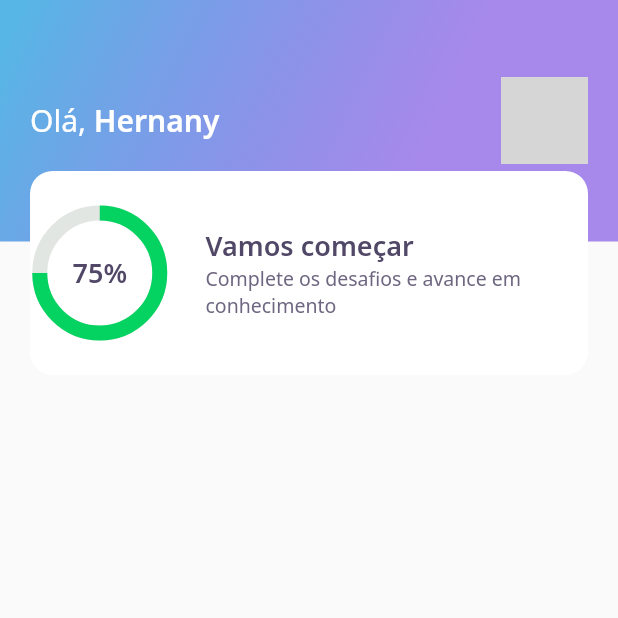
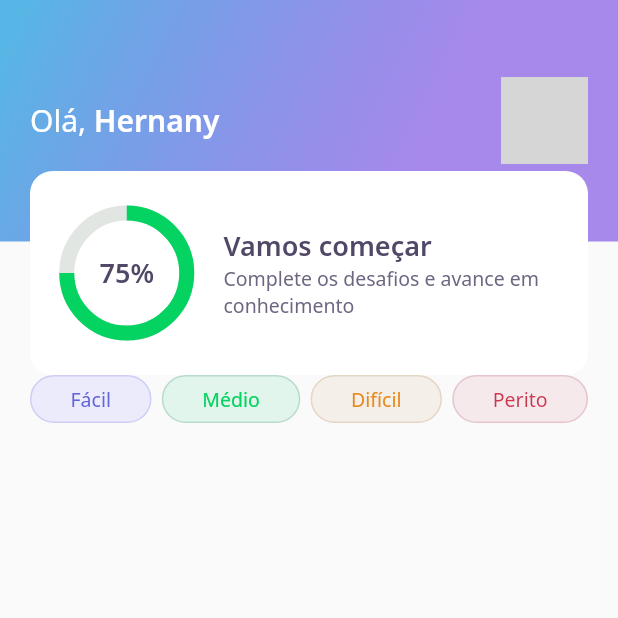
Before and after one commit to hernanytec/dev-quiz, a Flutter app: the screen it shows after launch, on a phone screen of 412 x 824 dp, the top half of it. Run offline on Flutter 3.47's test engine with Material 2 defaults, Android fonts, the phone set to English and light mode, and no system bars; our stand-ins replace google_fonts; network calls fail; grey boxes are pictures that could not be loaded.

Commit message:
adicionando level button

```diff
--- a/lib/home/home_page.dart
+++ b/lib/home/home_page.dart
@@ -1,7 +1,10 @@
 import 'package:DevQuiz/home/widgets/app_bar.dart';
+import 'package:DevQuiz/home/widgets/level_button/level_button_widget.dart';
 import 'package:flutter/material.dart';
 
 class HomePage extends StatefulWidget {
+  HomePage({Key? key}) : super(key: key);
+
   @override
   _HomePageState createState() => _HomePageState();
 }
@@ -11,6 +14,26 @@ class _HomePageState extends State<HomePage> {
   Widget build(BuildContext context) {
     return Scaffold(
       appBar: AppBarWidget(),
+      body: Padding(
+        padding: const EdgeInsets.symmetric(horizontal: 20),
+        child: Row(
+          mainAxisAlignment: MainAxisAlignment.spaceBetween,
+          children: [
+            LevelButtonWidget(
+              label: "Fácil",
+            ),
+            LevelButtonWidget(
+              label: "Médio",
+            ),
+            LevelButtonWidget(
+              label: "Difícil",
+            ),
+            LevelButtonWidget(
+              label: "Perito",
+            ),
+          ],
+        ),
+      ),
     );
   }
 }
--- /dev/null
+++ b/lib/home/widgets/level_button/level_button_widget.dart
@@ -0,0 +1,62 @@
+import 'package:DevQuiz/core/app_colors.dart';
+import 'package:flutter/material.dart';
+import 'package:google_fonts/google_fonts.dart';
+
+class LevelButtonWidget extends StatelessWidget {
+  final String label;
+
+  LevelButtonWidget({
+    Key? key,
+    required this.label,
+  })   : assert(
+          ["Fácil", "Médio", "Difícil", "Perito"].contains(label),
+        ),
+        super(key: key);
+
+  final config = {
+    "Fácil": {
+      "color": AppColors.levelButtonFacil,
+      "borderColor": AppColors.levelButtonBorderFacil,
+      "fontColor": AppColors.levelButtonTextFacil,
+    },
+    "Médio": {
+      "color": AppColors.levelButtonMedio,
+      "borderColor": AppColors.levelButtonBorderMedio,
+      "fontColor": AppColors.levelButtonTextMedio,
+    },
+    "Difícil": {
+      "color": AppColors.levelButtonDificil,
+      "borderColor": AppColors.levelButtonBorderDificil,
+      "fontColor": AppColors.levelButtonTextDificil,
+    },
+    "Perito": {
+      "color": AppColors.levelButtonPerito,
+      "borderColor": AppColors.levelButtonBorderPerito,
+      "fontColor": AppColors.levelButtonTextPerito,
+    },
+  };
+
+  Color get color => config[label]!['color']!;
+  Color get fontColor => config[label]!['fontColor']!;
+  Color get borderColor => config[label]!['borderColor']!;
+
+  @override
+  Widget build(BuildContext context) {
+    return Container(
+      decoration: BoxDecoration(
+        color: color,
+        border: Border.fromBorderSide(
+          BorderSide(color: borderColor),
+        ),
+        borderRadius: BorderRadius.circular(28),
+      ),
+      child: Padding(
+        padding: const EdgeInsets.symmetric(horizontal: 26, vertical: 6),
+        child: Text(
+          label,
+          style: GoogleFonts.notoSans(color: fontColor, fontSize: 13),
+        ),
+      ),
+    );
+  }
+}
--- a/lib/home/widgets/score_card/score_card_widget.dart
+++ b/lib/home/widgets/score_card/score_card_widget.dart
@@ -16,6 +16,8 @@ class ScoreCardWidget extends StatelessWidget {
           color: AppColors.white,
           borderRadius: BorderRadius.circular(15),
         ),
+        child: Padding(
+          padding: const EdgeInsets.symmetric(horizontal: 24),
           child: Row(
             children: [
               Expanded(
@@ -45,6 +47,7 @@ class ScoreCardWidget extends StatelessWidget {
             ],
           ),
         ),
+      ),
     );
   }
 }
```
Lines whose indentation alone changed are shown as unchanged.
